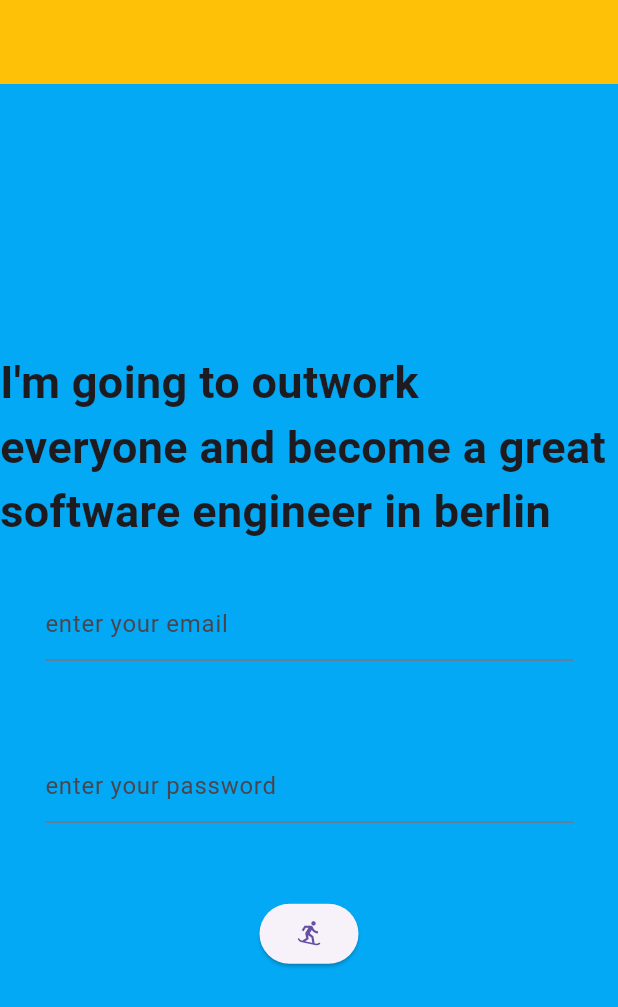
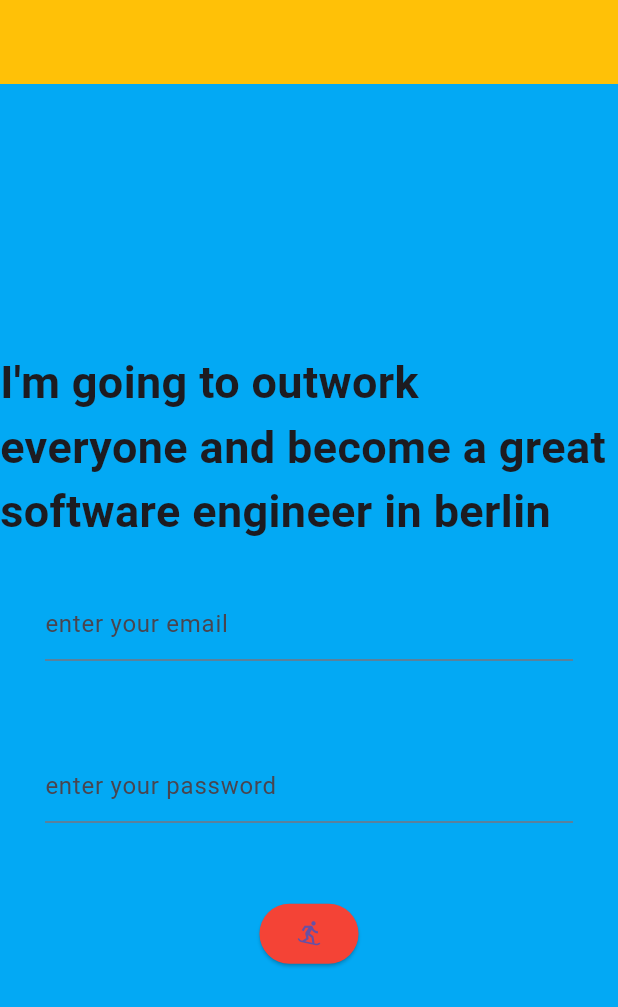
Before and after one commit to todoyalee/LoginPage, a Flutter app: the screen it shows after launch, on a phone screen of 412 x 824 dp. Shown: the top 1007 px of the screen. Run offline on Flutter 3.47's test engine with Material 3 defaults, Android fonts, the phone set to English and light mode, and no system bars.

Commit message:
stylebutton

```diff
--- a/lib/main.dart
+++ b/lib/main.dart
@@ -45,6 +45,9 @@ class myApp extends StatelessWidget {
 
             ElevatedButton(onPressed: ()=>{}, child: Icon(Icons.snowboarding),
 
+            style: ElevatedButton.styleFrom(
+              backgroundColor: Colors.red
+            ),
             )
 
           ]),
```
